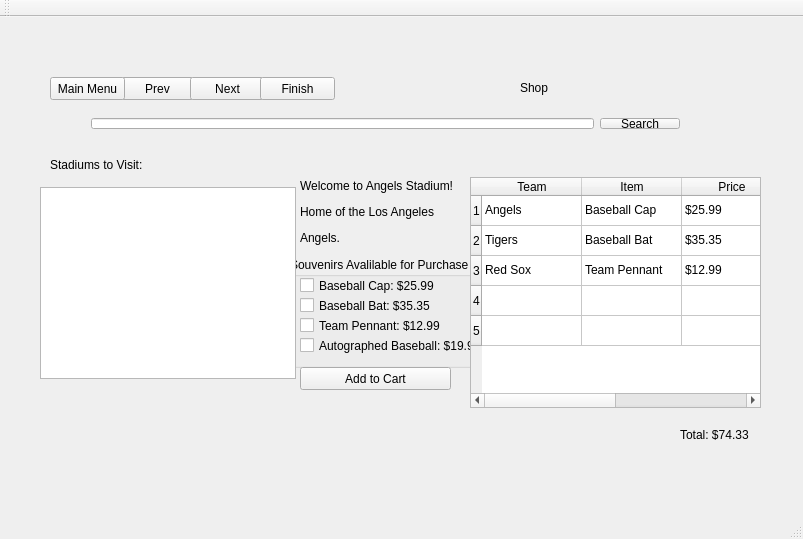
Qt form cs1dproject/mainwindow.ui (AustinVaday/CS1D-Class-Project-2) before a commit.
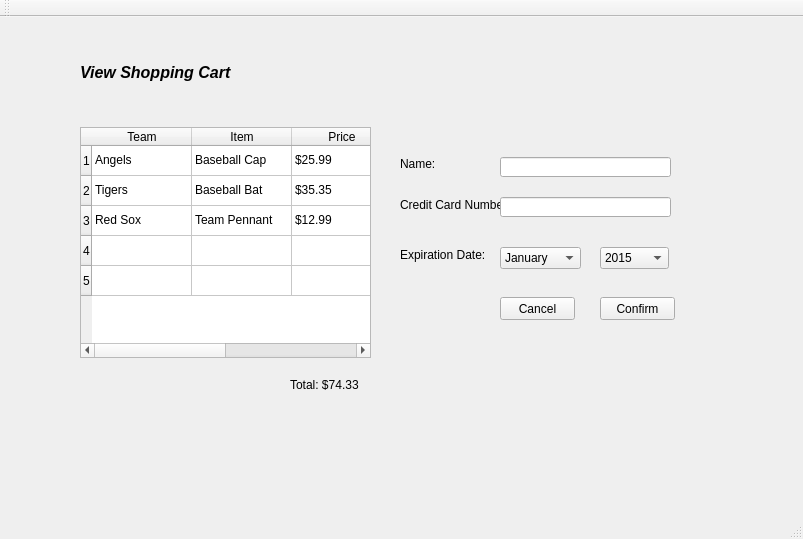
The same form after that commit. The open tabs and pages were chosen to show the change.

Commit message: Updated Shop and View Shopping Cart UI

```diff
--- a/cs1dproject/mainwindow.ui
+++ b/cs1dproject/mainwindow.ui
@@ -29,8 +29,8 @@
    <widget class="QStackedWidget" name="stackedWidget_mainWidget">
     <property name="geometry">
      <rect>
-      <x>40</x>
-      <y>40</y>
+      <x>50</x>
+      <y>20</y>
       <width>721</width>
       <height>451</height>
      </rect>
@@ -596,38 +596,16 @@
      <widget class="QLabel" name="label_shopTitle">
       <property name="geometry">
        <rect>
-        <x>480</x>
-        <y>20</y>
+        <x>360</x>
+        <y>30</y>
         <width>171</width>
-        <height>21</height>
+        <height>41</height>
        </rect>
       </property>
       <property name="text">
        <string>Shop</string>
       </property>
      </widget>
-     <widget class="QWidget" name="layoutWidget">
-      <property name="geometry">
-       <rect>
-        <x>40</x>
-        <y>50</y>
-        <width>611</width>
-        <height>33</height>
-       </rect>
-      </property>
-      <layout class="QHBoxLayout" name="horizontalLayout_3">
-       <item>
-        <widget class="QLineEdit" name="lineEdit_searchLine2"/>
-       </item>
-       <item>
-        <widget class="QPushButton" name="button_search2">
-         <property name="text">
-          <string>Search</string>
-         </property>
-        </widget>
-       </item>
-      </layout>
-     </widget>
      <widget class="QPushButton" name="button_prev">
       <property name="geometry">
        <rect>
@@ -683,8 +661,8 @@
      <widget class="QGroupBox" name="groupBox_souvenirs">
       <property name="geometry">
        <rect>
-        <x>250</x>
-        <y>200</y>
+        <x>420</x>
+        <y>140</y>
         <width>191</width>
         <height>111</height>
        </rect>
@@ -748,21 +726,21 @@
      <widget class="QLabel" name="label_welcomeMessage">
       <property name="geometry">
        <rect>
-        <x>260</x>
-        <y>120</y>
-        <width>161</width>
-        <height>71</height>
+        <x>10</x>
+        <y>50</y>
+        <width>651</width>
+        <height>51</height>
        </rect>
       </property>
       <property name="text">
-       <string>&lt;html&gt;&lt;head/&gt;&lt;body&gt;&lt;p&gt;Welcome to Angels Stadium!&lt;/p&gt;&lt;p&gt;Home of the Los Angeles &lt;/p&gt;&lt;p&gt;Angels.&lt;/p&gt;&lt;/body&gt;&lt;/html&gt;</string>
+       <string>&lt;html&gt;&lt;head/&gt;&lt;body&gt;&lt;p&gt;Welcome to Angels Stadium! Home of the Los Angeles Angels.&lt;/p&gt;&lt;/body&gt;&lt;/html&gt;</string>
       </property>
      </widget>
      <widget class="QPushButton" name="button_addToCart">
       <property name="geometry">
        <rect>
-        <x>260</x>
-        <y>310</y>
+        <x>450</x>
+        <y>260</y>
         <width>151</width>
         <height>23</height>
        </rect>
@@ -771,11 +749,57 @@
        <string>Add to Cart</string>
       </property>
      </widget>
+     <widget class="QLabel" name="label">
+      <property name="geometry">
+       <rect>
+        <x>10</x>
+        <y>120</y>
+        <width>101</width>
+        <height>16</height>
+       </rect>
+      </property>
+      <property name="text">
+       <string>Stadiums to Visit:</string>
+      </property>
+     </widget>
+     <widget class="QTableView" name="table_stadiumList">
+      <property name="geometry">
+       <rect>
+        <x>10</x>
+        <y>140</y>
+        <width>351</width>
+        <height>192</height>
+       </rect>
+      </property>
+     </widget>
+    </widget>
+    <widget class="QWidget" name="page_shoppingCart">
+     <widget class="QLabel" name="label_viewShoppingCart">
+      <property name="geometry">
+       <rect>
+        <x>30</x>
+        <y>20</y>
+        <width>191</width>
+        <height>31</height>
+       </rect>
+      </property>
+      <property name="font">
+       <font>
+        <pointsize>12</pointsize>
+        <weight>75</weight>
+        <italic>true</italic>
+        <bold>true</bold>
+       </font>
+      </property>
+      <property name="text">
+       <string>View Shopping Cart</string>
+      </property>
+     </widget>
      <widget class="QTableWidget" name="tableWidget">
       <property name="geometry">
        <rect>
-        <x>430</x>
-        <y>120</y>
+        <x>30</x>
+        <y>90</y>
         <width>291</width>
         <height>231</height>
        </rect>
@@ -891,24 +915,11 @@
        </property>
       </item>
      </widget>
-     <widget class="QLabel" name="label">
+     <widget class="QLabel" name="label_total">
       <property name="geometry">
        <rect>
-        <x>10</x>
-        <y>100</y>
-        <width>101</width>
-        <height>16</height>
-       </rect>
-      </property>
-      <property name="text">
-       <string>Stadiums to Visit:</string>
-      </property>
-     </widget>
-     <widget class="QLabel" name="label_2">
-      <property name="geometry">
-       <rect>
-        <x>640</x>
-        <y>370</y>
+        <x>240</x>
+        <y>340</y>
         <width>81</width>
         <height>16</height>
        </rect>
@@ -917,13 +928,198 @@
        <string>Total: $74.33</string>
       </property>
      </widget>
-     <widget class="QTableView" name="table_stadiumList">
+     <widget class="QPushButton" name="button_cancel">
       <property name="geometry">
        <rect>
-        <x>0</x>
-        <y>130</y>
-        <width>256</width>
-        <height>192</height>
+        <x>450</x>
+        <y>260</y>
+        <width>75</width>
+        <height>23</height>
+       </rect>
+      </property>
+      <property name="text">
+       <string>Cancel</string>
+      </property>
+     </widget>
+     <widget class="QPushButton" name="button_confirm">
+      <property name="geometry">
+       <rect>
+        <x>550</x>
+        <y>260</y>
+        <width>75</width>
+        <height>23</height>
+       </rect>
+      </property>
+      <property name="text">
+       <string>Confirm</string>
+      </property>
+     </widget>
+     <widget class="QLabel" name="label_name">
+      <property name="geometry">
+       <rect>
+        <x>350</x>
+        <y>120</y>
+        <width>47</width>
+        <height>13</height>
+       </rect>
+      </property>
+      <property name="text">
+       <string>Name:</string>
+      </property>
+     </widget>
+     <widget class="QLabel" name="label_creditCardNumber">
+      <property name="geometry">
+       <rect>
+        <x>350</x>
+        <y>160</y>
+        <width>111</width>
+        <height>16</height>
+       </rect>
+      </property>
+      <property name="text">
+       <string>Credit Card Number:</string>
+      </property>
+     </widget>
+     <widget class="QLabel" name="label_expirationDate">
+      <property name="geometry">
+       <rect>
+        <x>350</x>
+        <y>210</y>
+        <width>91</width>
+        <height>16</height>
+       </rect>
+      </property>
+      <property name="text">
+       <string>Expiration Date:</string>
+      </property>
+     </widget>
+     <widget class="QComboBox" name="comboBox_month">
+      <property name="geometry">
+       <rect>
+        <x>450</x>
+        <y>210</y>
+        <width>81</width>
+        <height>22</height>
+       </rect>
+      </property>
+      <item>
+       <property name="text">
+        <string>January</string>
+       </property>
+      </item>
+      <item>
+       <property name="text">
+        <string>February</string>
+       </property>
+      </item>
+      <item>
+       <property name="text">
+        <string>March</string>
+       </property>
+      </item>
+      <item>
+       <property name="text">
+        <string>April</string>
+       </property>
+      </item>
+      <item>
+       <property name="text">
+        <string>May</string>
+       </property>
+      </item>
+      <item>
+       <property name="text">
+        <string>June</string>
+       </property>
+      </item>
+      <item>
+       <property name="text">
+        <string>July</string>
+       </property>
+      </item>
+      <item>
+       <property name="text">
+        <string>August</string>
+       </property>
+      </item>
+      <item>
+       <property name="text">
+        <string>September</string>
+       </property>
+      </item>
+      <item>
+       <property name="text">
+        <string>October</string>
+       </property>
+      </item>
+      <item>
+       <property name="text">
+        <string>November</string>
+       </property>
+      </item>
+      <item>
+       <property name="text">
+        <string>December</string>
+       </property>
+      </item>
+     </widget>
+     <widget class="QComboBox" name="comboBox_year">
+      <property name="geometry">
+       <rect>
+        <x>550</x>
+        <y>210</y>
+        <width>69</width>
+        <height>22</height>
+       </rect>
+      </property>
+      <item>
+       <property name="text">
+        <string>2015</string>
+       </property>
+      </item>
+      <item>
+       <property name="text">
+        <string>2016</string>
+       </property>
+      </item>
+      <item>
+       <property name="text">
+        <string>2017</string>
+       </property>
+      </item>
+      <item>
+       <property name="text">
+        <string>2018</string>
+       </property>
+      </item>
+      <item>
+       <property name="text">
+        <string>2019</string>
+       </property>
+      </item>
+      <item>
+       <property name="text">
+        <string>2020</string>
+       </property>
+      </item>
+     </widget>
+     <widget class="QLineEdit" name="lineEdit_creditCardNumber">
+      <property name="geometry">
+       <rect>
+        <x>450</x>
+        <y>160</y>
+        <width>171</width>
+        <height>20</height>
+       </rect>
+      </property>
+     </widget>
+     <widget class="QLineEdit" name="lineEdit_name">
+      <property name="geometry">
+       <rect>
+        <x>450</x>
+        <y>120</y>
+        <width>171</width>
+        <height>20</height>
        </rect>
       </property>
      </widget>
```
Left out of the diff: 42 changed lines with no effect on the pictures. The commit also changes 2 other files.
